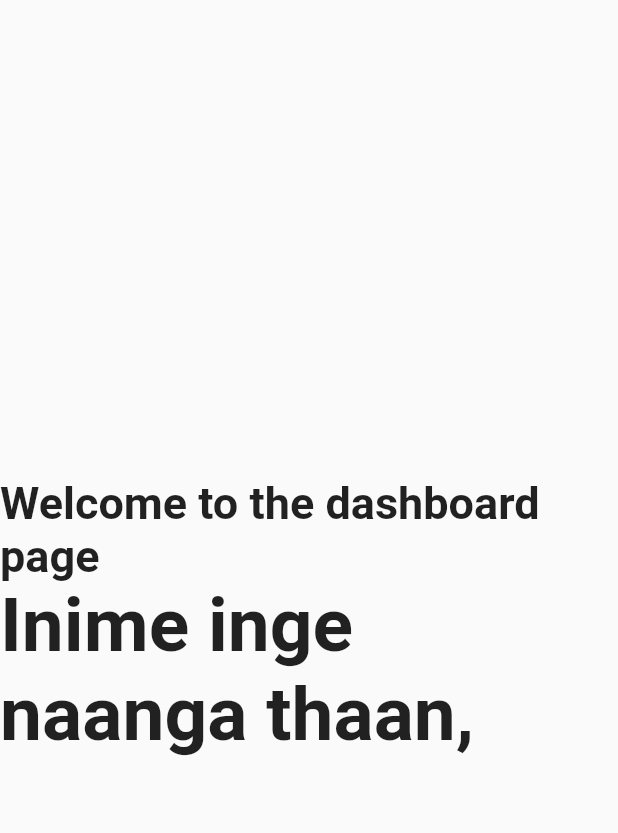
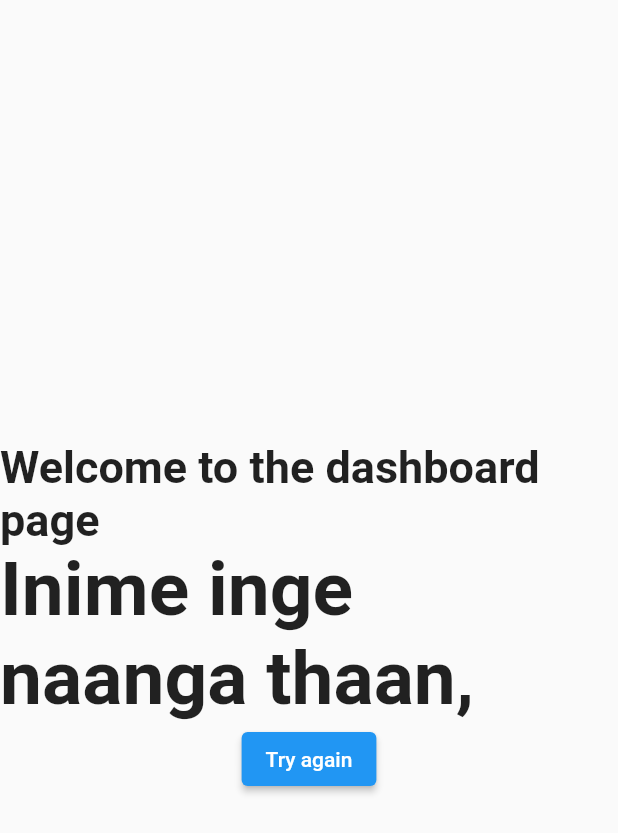
Before and after one commit to DEVI2899/Testing, a Flutter app: the Welcomepage screen opened directly, on a phone screen of 412 x 824 dp. Shown: the top 833 px of the screen. Run offline on Flutter 3.47's test engine with Material 2 defaults, Android fonts, the phone set to English and light mode, and no system bars.

Commit message:
button  adding

```diff
--- a/lib/welcomepage.dart
+++ b/lib/welcomepage.dart
@@ -9,12 +9,14 @@ class Welcomepage extends StatelessWidget {
       body: SafeArea(
         child: Column(
           mainAxisAlignment: MainAxisAlignment.center,
-          children: const [
+          children:  [
             Text('Welcome to the dashboard  page',style: TextStyle(fontSize: 30,
             fontWeight: FontWeight.bold),) ,
-          Text('Inime inge naanga thaan,',style: TextStyle(
+            Text('Inime inge naanga thaan,',style: TextStyle(
             fontWeight: FontWeight.bold,fontSize: 50
-          ),)],
+          ),),
+            ElevatedButton(onPressed: (){}, child: Text('Try again'))
+          ],
         ),
       ),
     );
```
